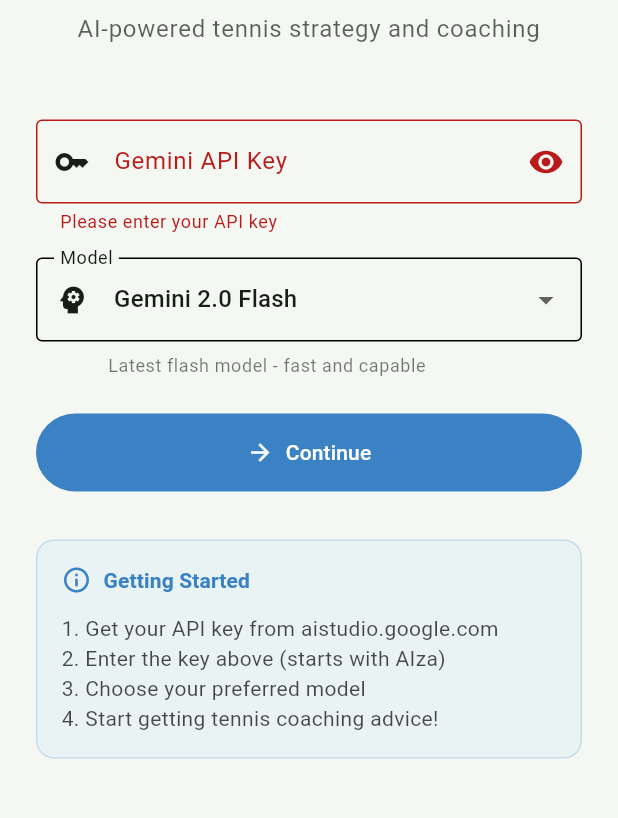
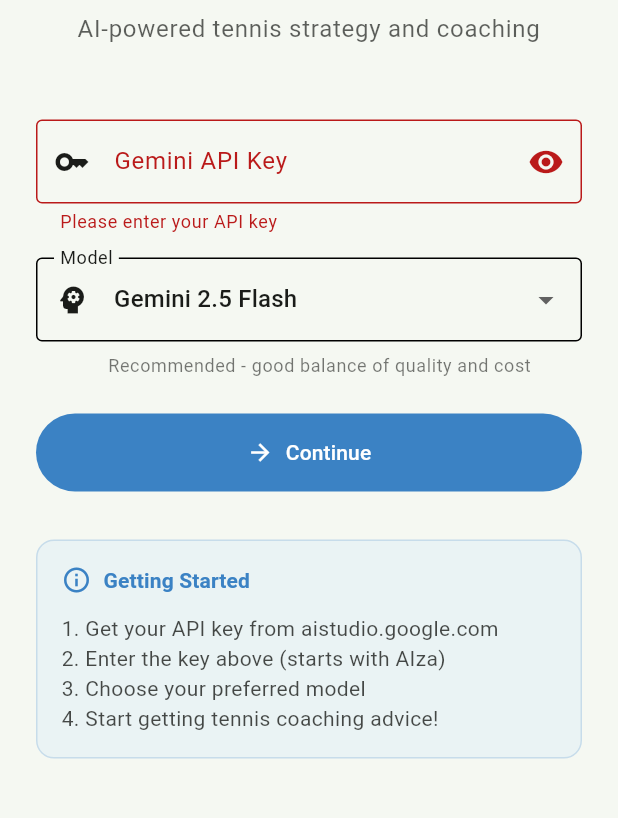
Before and after one commit to vladastankovics-cloud/tennis_tactics_agent, a Flutter app: the screen it shows after launch, after a tap on "Continue", on a phone screen of 412 x 824 dp, the part 344-1162 px from its top. Run offline on Flutter 3.47's test engine with Material 3 defaults, Android fonts, the phone set to English and light mode, and no system bars; our stand-ins replace flutter_markdown, flutter_secure_storage, google_generative_ai, sqflite, supabase_flutter; accounts and stored records are empty.

Commit message:
Auto backup: Thu 07/30/2026 14:28:07.32

```diff
--- a/lib/config/app_config.dart
+++ b/lib/config/app_config.dart
@@ -173,7 +173,7 @@
       final model = await _secureStorage.read(key: _geminiModelKey);
       return model ?? 'gemini-2.5-flash';
     } catch (e) {
-      return 'gemini-2.0-flash';
+      return 'gemini-2.5-flash';
     }
   }
 
--- a/lib/config/constants.dart
+++ b/lib/config/constants.dart
@@ -67,30 +67,36 @@
   }
 }
 
-/// Available Gemini AI models
+/// Available Gemini AI models (as of July 2026)
 class GeminiModels {
-  /// Gemini 2.0 Flash - Latest flash model
-  static const String flash20 = 'gemini-2.0-flash';
+  /// Gemini 2.5 Flash - Recommended balance of quality and cost
+  static const String flash25 = 'gemini-2.5-flash';
 
-  /// Gemini 1.5 Flash - Stable flash model
-  static const String flash15 = 'gemini-1.5-flash';
+  /// Gemini 2.5 Flash Lite - Cheapest option
+  static const String flash25Lite = 'gemini-2.5-flash-lite';
+
+  /// Gemini 3.5 Flash - Latest and best quality
+  static const String flash35 = 'gemini-3.5-flash';
 
   /// All available models
   static const List<String> all = [
-    flash20,
-    flash15,
+    flash25,
+    flash25Lite,
+    flash35,
   ];
 
   /// Model display names for UI
   static const Map<String, String> displayNames = {
-    flash20: 'Gemini 2.0 Flash',
-    flash15: 'Gemini 1.5 Flash',
+    flash25: 'Gemini 2.5 Flash',
+    flash25Lite: 'Gemini 2.5 Flash Lite',
+    flash35: 'Gemini 3.5 Flash',
   };
 
   /// Model descriptions
   static const Map<String, String> descriptions = {
-    flash20: 'Latest flash model - fast and capable',
-    flash15: 'Stable flash model - reliable performance',
+    flash25: 'Recommended - good balance of quality and cost',
+    flash25Lite: 'Budget option - cheapest, good for simple tasks',
+    flash35: 'Latest - best quality, higher cost',
   };
 
   /// Get display name for a model
--- a/lib/screens/setup_screen.dart
+++ b/lib/screens/setup_screen.dart
@@ -17,7 +17,7 @@
   bool _isLoading = false;
   String? _errorMessage;
   bool _obscureText = true;
-  String _selectedModel = GeminiModels.flash20;
+  String _selectedModel = GeminiModels.flash25;
 
   @override
   void dispose() {
@@ -141,7 +141,7 @@
 
                 // Model selection
                 DropdownButtonFormField<String>(
-                  initialValue: _selectedModel,
+                  value: _selectedModel,
                   decoration: const InputDecoration(
                     labelText: 'Model',
                     border: OutlineInputBorder(),
```
Also changed, not shown: .claude/settings.local.json.
